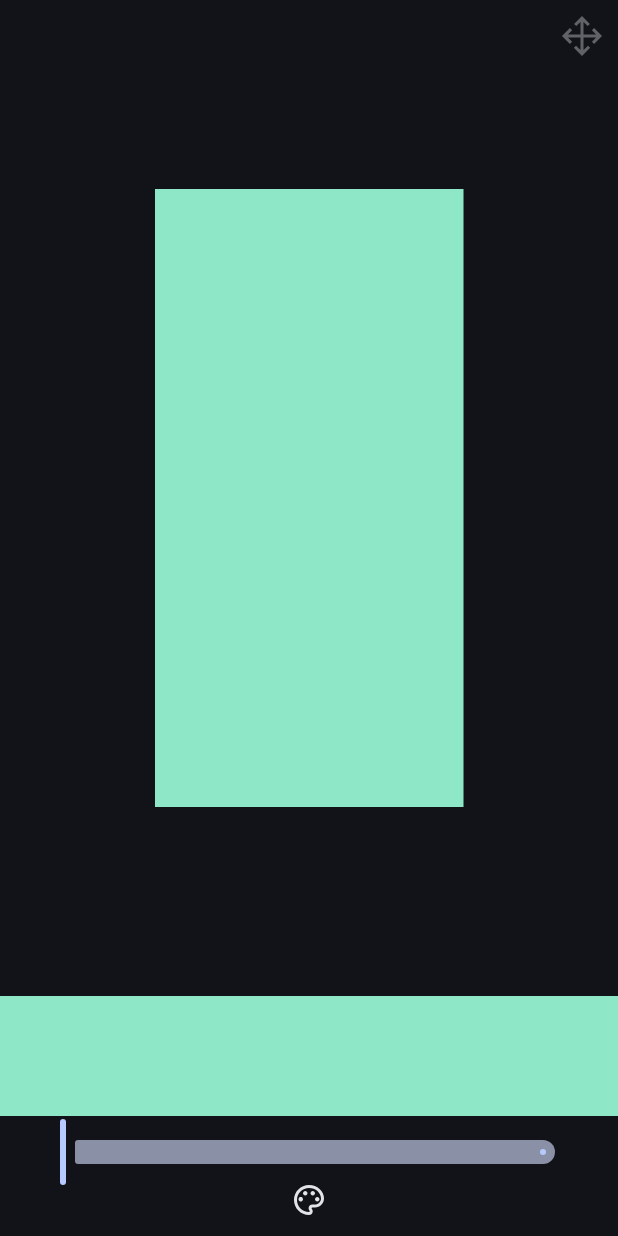
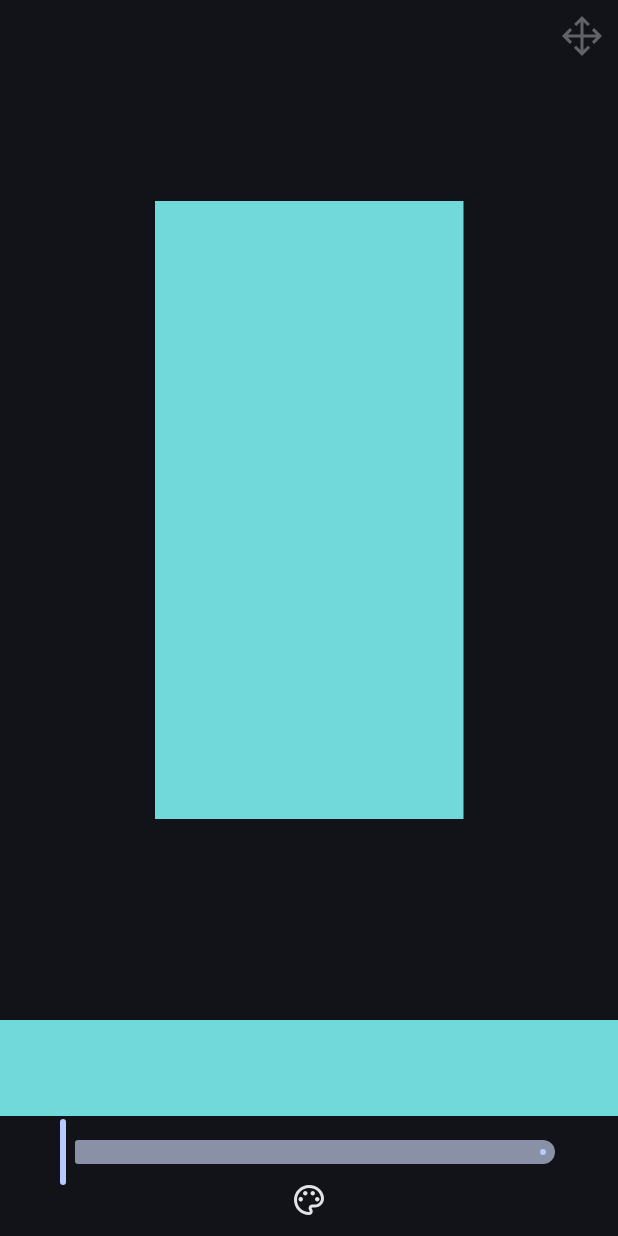
Before and after one commit to vaanw/copixelate, an Android app built with Jetpack Compose: the @Preview function ArtScreenPreview, on a phone screen of 412 x 824 dp. Run offline under Robolectric (Android 15) with nearby library versions, the phone set to English and light mode, and no system bars.

Commit message:
Adjust palette ui size (#69)

```diff
--- a/app/src/main/java/com/copixelate/ui/screens/art/ArtScreen.kt
+++ b/app/src/main/java/com/copixelate/ui/screens/art/ArtScreen.kt
@@ -42,7 +42,6 @@
 import androidx.compose.ui.graphics.vector.ImageVector
 import androidx.compose.ui.input.pointer.pointerInput
 import androidx.compose.ui.layout.ContentScale
-import androidx.compose.ui.layout.onGloballyPositioned
 import androidx.compose.ui.layout.onSizeChanged
 import androidx.compose.ui.res.vectorResource
 import androidx.compose.ui.tooling.preview.Preview
@@ -181,7 +180,7 @@
                 Row(
                     modifier = Modifier
                         .fillMaxWidth()
-                        .height(80.dp)
+                        .height(64.dp)
                 ) {
 
                     BrushPreview(
@@ -190,7 +189,7 @@
                     )
                     Palette(
                         palette = palette,
-                        borderStroke = 10.dp,
+                        borderStroke = 8.dp,
                         onTapPalette = { index ->
                             onTapPalette(index)
                             previousColor = palette.pixels[index]
@@ -404,8 +403,8 @@
 ) {
 
     var viewWidth by remember { mutableIntStateOf(0) }
-    val paletteItemWidth = max(
-        a = 50.dp,
+    val swatchWidth = max(
+        a = 48.dp,
         b = (viewWidth / palette.pixels.size).toDp()
     )
 
@@ -425,8 +424,8 @@
             modifier = Modifier
                 .fillMaxSize()
                 .padding(borderStroke)
-                .onGloballyPositioned { layout ->
-                    viewWidth = layout.size.width
+                .onSizeChanged { size ->
+                    viewWidth = size.width
                 }
         ) {
             itemsIndexed(items = palette.pixels) { index, color ->
@@ -439,7 +438,7 @@
                     contentScale = ContentScale.FillBounds,
                     modifier = Modifier
                         .fillMaxHeight()
-                        .width(paletteItemWidth)
+                        .width(swatchWidth)
                         .pointerInput(Unit) {
                             detectTapGestures(
                                 onTap = { onTapPalette(index) }
```
